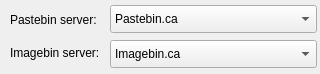
First picture: the form in applets/pastebin/pastebinConfig.ui, repository KDE/kdeplasma-addons, before the edit.
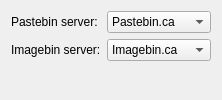
Second picture: the form after the edit.

Commit message: Using QFormLayout.

Patch:
```diff
--- a/applets/pastebin/pastebinConfig.ui
+++ b/applets/pastebin/pastebinConfig.ui
@@ -1,57 +1,19 @@
 <ui version="4.0" >
  <class>pastebinConfig</class>
  <widget class="QWidget" name="pastebinConfig" >
-  <property name="geometry" >
-   <rect>
-    <x>0</x>
-    <y>0</y>
-    <width>320</width>
-    <height>74</height>
-   </rect>
-  </property>
-  <property name="sizePolicy" >
-   <sizepolicy vsizetype="Fixed" hsizetype="Fixed" >
-    <horstretch>0</horstretch>
-    <verstretch>0</verstretch>
-   </sizepolicy>
-  </property>
-  <property name="minimumSize" >
-   <size>
-    <width>320</width>
-    <height>74</height>
-   </size>
-  </property>
-  <property name="maximumSize" >
-   <size>
-    <width>320</width>
-    <height>74</height>
-   </size>
-  </property>
   <property name="windowTitle" >
    <string>Pastebin Config Dialog</string>
   </property>
+  <layout class="QFormLayout" name="formLayout" >
+   <item row="0" column="0" >
   <widget class="QLabel" name="textServerLabel" >
-   <property name="geometry" >
-    <rect>
-     <x>10</x>
-     <y>10</y>
-     <width>101</width>
-     <height>20</height>
-    </rect>
-   </property>
    <property name="text" >
     <string>Pastebin server:</string>
    </property>
   </widget>
+   </item>
+   <item row="0" column="1" >
   <widget class="QComboBox" name="textServer" >
-   <property name="geometry" >
-    <rect>
-     <x>110</x>
-     <y>5</y>
-     <width>207</width>
-     <height>28</height>
-    </rect>
-   </property>
    <item>
     <property name="text" >
      <string>Pastebin.ca</string>
@@ -63,34 +25,24 @@
     </property>
    </item>
   </widget>
-  <widget class="QComboBox" name="imageServer" >
-   <property name="geometry" >
-    <rect>
-     <x>110</x>
-     <y>40</y>
-     <width>207</width>
-     <height>28</height>
-    </rect>
-   </property>
-   <item>
-    <property name="text" >
-     <string>Imagebin.ca</string>
-    </property>
    </item>
-  </widget>
+   <item row="1" column="0" >
   <widget class="QLabel" name="imageServerLabel" >
-   <property name="geometry" >
-    <rect>
-     <x>10</x>
-     <y>43</y>
-     <width>101</width>
-     <height>20</height>
-    </rect>
-   </property>
    <property name="text" >
     <string>Imagebin server:</string>
    </property>
   </widget>
+   </item>
+   <item row="1" column="1" >
+    <widget class="QComboBox" name="imageServer" >
+     <item>
+      <property name="text" >
+       <string>Imagebin.ca</string>
+      </property>
+     </item>
+    </widget>
+   </item>
+  </layout>
  </widget>
  <resources/>
  <connections/>
```
Lines whose indentation alone changed are shown as unchanged.
